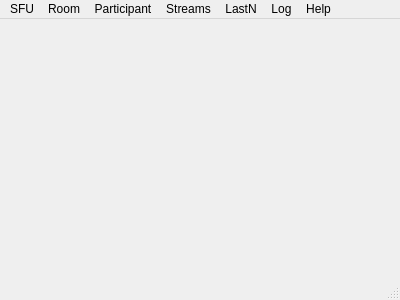
Above: mainwindow.ui from hongwei-cosmo/QtDmSfuClient-widget before the change. Below: the same form after it.
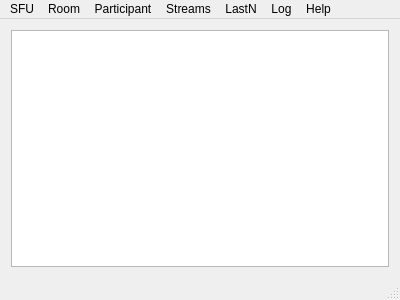
That is the form after the change.

Diff of the .ui file:
```diff
--- a/mainwindow.ui
+++ b/mainwindow.ui
@@ -13,7 +13,13 @@
   <property name="windowTitle">
    <string>MainWindow</string>
   </property>
-  <widget class="QWidget" name="centralWidget"/>
+  <widget class="QWidget" name="centralWidget">
+   <layout class="QVBoxLayout" name="verticalLayout">
+    <item>
+     <widget class="QPlainTextEdit" name="logWindow"/>
+    </item>
+   </layout>
+  </widget>
   <widget class="QMenuBar" name="menuBar">
    <property name="geometry">
     <rect>
```
Left out of the diff: 8 changed lines with no effect on the pictures.
